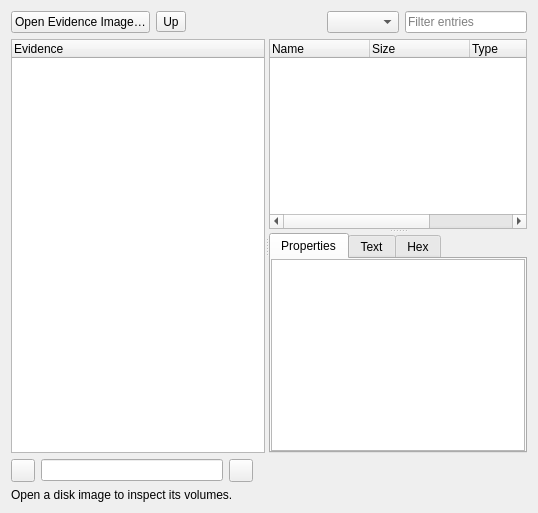
Before: the Qt Designer form src/widgets/ForensicsWidget.ui in radareorg/iaito, drawn with Qt 5.
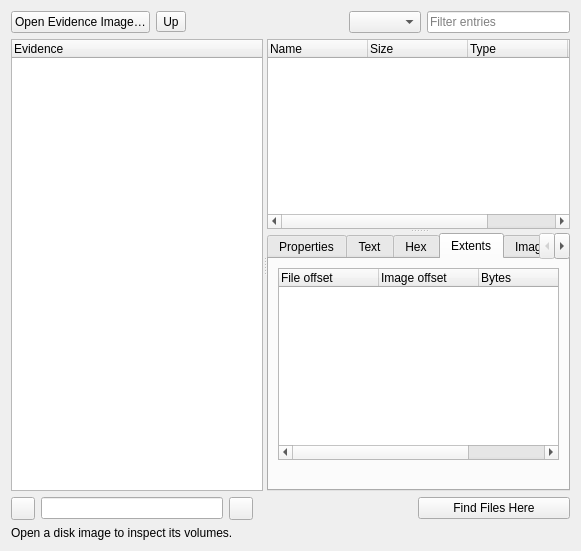
After: the same form once the commit is applied. The open tabs and pages were chosen to show the change.

Commit message: Inspect file extents and look up image offsets ##fs

```diff
--- a/src/widgets/ForensicsWidget.ui
+++ b/src/widgets/ForensicsWidget.ui
@@ -77,6 +77,53 @@
         <property name="readOnly"><bool>true</bool></property>
         <property name="lineWrapMode"><enum>QPlainTextEdit::NoWrap</enum></property>
        </widget>
+       <widget class="QWidget" name="extentPage">
+        <attribute name="title"><string>Extents</string></attribute>
+        <layout class="QVBoxLayout" name="extentLayout">
+         <item>
+          <widget class="QTreeWidget" name="extents">
+           <property name="rootIsDecorated"><bool>false</bool></property>
+           <property name="uniformRowHeights"><bool>true</bool></property>
+           <property name="alternatingRowColors"><bool>true</bool></property>
+           <column><property name="text"><string>File offset</string></property></column>
+           <column><property name="text"><string>Image offset</string></property></column>
+           <column><property name="text"><string>Bytes</string></property></column>
+           <column><property name="text"><string>State</string></property></column>
+          </widget>
+         </item>
+         <item>
+          <widget class="QLabel" name="extentStatus">
+           <property name="textFormat"><enum>Qt::PlainText</enum></property>
+          </widget>
+         </item>
+        </layout>
+       </widget>
+       <widget class="QPlainTextEdit" name="imageHex">
+        <attribute name="title"><string>Image Hex</string></attribute>
+        <property name="readOnly"><bool>true</bool></property>
+        <property name="lineWrapMode"><enum>QPlainTextEdit::NoWrap</enum></property>
+       </widget>
+       <widget class="QWidget" name="ownerPage">
+        <attribute name="title"><string>Owners</string></attribute>
+        <layout class="QVBoxLayout" name="ownerLayout">
+         <item>
+          <widget class="QTreeWidget" name="owners">
+           <property name="rootIsDecorated"><bool>false</bool></property>
+           <property name="uniformRowHeights"><bool>true</bool></property>
+           <property name="alternatingRowColors"><bool>true</bool></property>
+           <column><property name="text"><string>Path</string></property></column>
+           <column><property name="text"><string>Volume</string></property></column>
+           <column><property name="text"><string>State</string></property></column>
+          </widget>
+         </item>
+         <item>
+          <widget class="QLabel" name="ownerStatus">
+           <property name="text"><string>Use Find Files Here in Image Hex to look up owners.</string></property>
+           <property name="textFormat"><enum>Qt::PlainText</enum></property>
+          </widget>
+         </item>
+        </layout>
+       </widget>
       </widget>
      </widget>
     </widget>
@@ -109,6 +156,11 @@
         <property name="textFormat"><enum>Qt::PlainText</enum></property>
        </widget>
       </item>
+      <item>
+       <widget class="QPushButton" name="findOwners">
+        <property name="text"><string>Find Files Here</string></property>
+       </widget>
+      </item>
      </layout>
     </widget>
    </item>
```
The commit also changes 5 other files.
